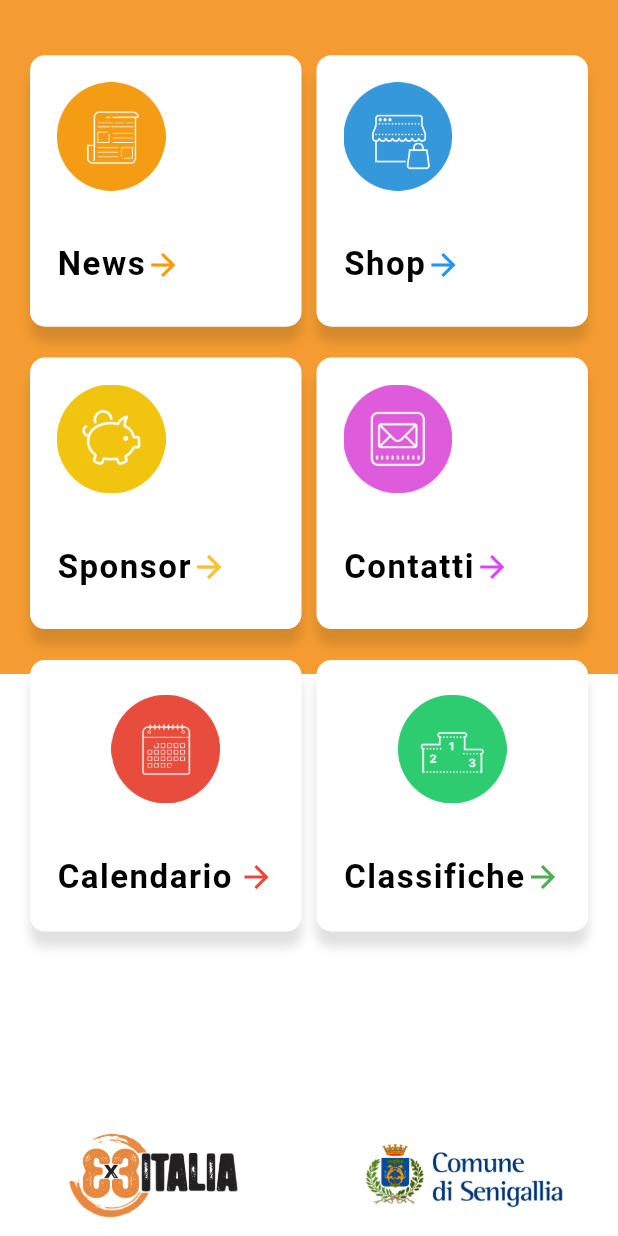
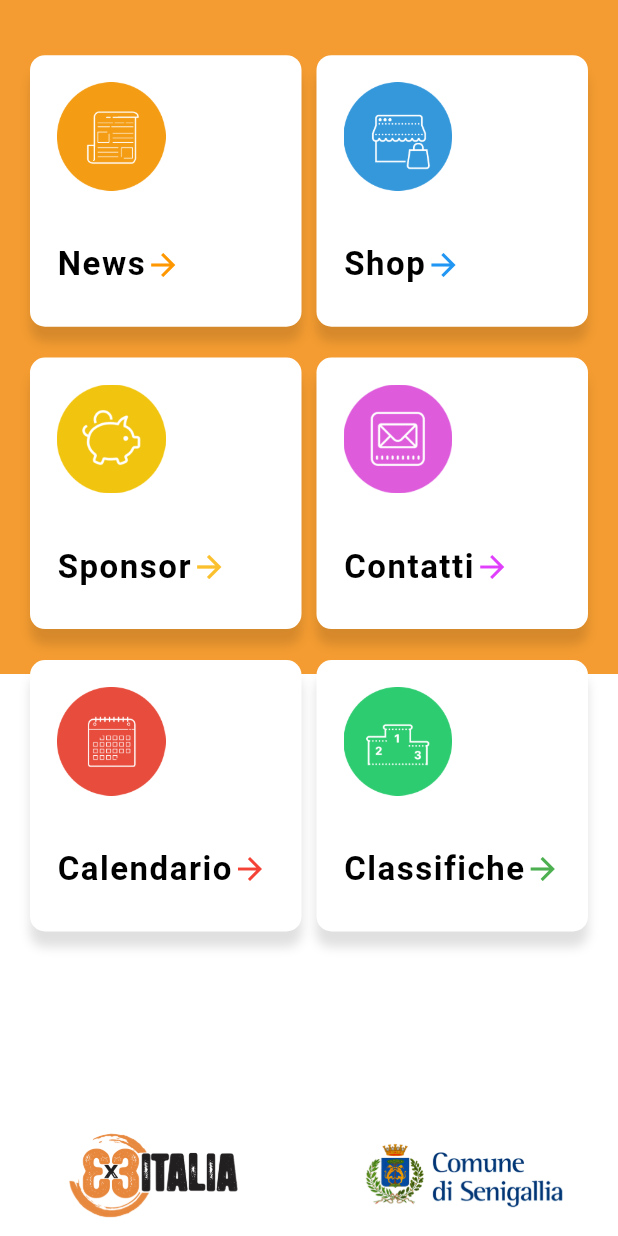
Before and after one commit to nicosanti98/app_kotc, a Flutter app: the screen it shows after launch, scrolled down 256 dp, on a phone screen of 412 x 824 dp. Run offline on Flutter 3.47's test engine with Material 2 defaults, Android fonts, the phone set to English and light mode, and no system bars; drawn by our look-alikes of auto_size_text; our stand-ins replace carousel_slider, connectivity, flutter_countdown_timer, flutter_html, google_maps_flutter, share and 2 more; missing offline and left inert: flutter_plugin_pdf_viewer, wordpress_api.

```diff
--- a/lib/HomePage.dart
+++ b/lib/HomePage.dart
@@ -400,13 +400,9 @@ class HomePage extends StatelessWidget
               children: [
                 Column(
                   children: [
-                    ConstrainedBox(
-                        constraints: BoxConstraints(
-                          minHeight: (MediaQuery.of(context).size.width-50)/2,
-                          minWidth: (MediaQuery.of(context).size.width-50)/2
-                        ),
-                      child:
                     Container(
+                      height: (MediaQuery.of(context).size.width-50)/2,
+                      width: (MediaQuery.of(context).size.width-50)/2,
                       decoration: BoxDecoration(
                         boxShadow: [BoxShadow(color: Colors.black12, blurRadius: 5, offset: Offset(0, 10))],
                         borderRadius: BorderRadius.circular(10),
@@ -428,11 +424,8 @@ class HomePage extends StatelessWidget
                                   children: [
                                     Align(
                                         alignment: Alignment.bottomLeft,
-                                        child: Container(
-                                            width: (MediaQuery.of(context).size.width-170)/2,
-                                          child: AutoSizeText("Calendario", maxLines: 1, style: TextStyle(fontSize: 22, letterSpacing: 1, fontWeight: FontWeight.bold, color: Colors.black),
-                                            textAlign: TextAlign.left,),
-                                     )
+                                        child: AutoSizeText("Calendario", maxLines:1,style: TextStyle(fontSize: 22, letterSpacing: 1, fontWeight: FontWeight.bold, color: Colors.black),
+                                          textAlign: TextAlign.left,)
                                     ),
                                     Container(
                                       child: Icon(Icons.arrow_forward, color: Colors.red),
@@ -444,35 +437,29 @@ class HomePage extends StatelessWidget
                             )
                         ),
 
-                        onPressed: (){
+                        onPressed: ()async{
                           Navigator.push(context,
                               MaterialPageRoute(
                                   builder: (context) => NonDisponibile()));
                         },
                       ),),
-
-                    )
                   ],
                 ),
                 SizedBox(width: 10,),
                 Column(
                   children: [
-                    ConstrainedBox(
-                      constraints: BoxConstraints(
-                        minWidth:(MediaQuery.of(context).size.width-50)/2,
-                        minHeight: (MediaQuery.of(context).size.width-50)/2,
+
+                    Container(
+                      height: (MediaQuery.of(context).size.width-50)/2,
+                      width: (MediaQuery.of(context).size.width-50)/2,
+                      decoration: BoxDecoration(
+                        boxShadow: [BoxShadow(color: Colors.black12, blurRadius: 5, offset: Offset(0, 10))],
+                        borderRadius: BorderRadius.circular(10),
+                        color: Colors.white,
                       ),
-                      child: Container(
-                          decoration: BoxDecoration(
-                          boxShadow: [BoxShadow(color: Colors.black12, blurRadius: 5, offset: Offset(0, 10))],
-                          borderRadius: BorderRadius.circular(10),
-                          color: Colors.white,
-                          ),
-
                       child:
                       TextButton(
-                        child:
-                        Padding(
+                        child:Padding(
                             padding: EdgeInsets.all(10),
                             child: Column(
                               children: [
@@ -486,15 +473,11 @@ class HomePage extends StatelessWidget
                                   children: [
                                     Align(
                                         alignment: Alignment.bottomLeft,
-                                          child: Container(
-                                            width: (MediaQuery.of(context).size.width-170)/2,
-                                            child: AutoSizeText("Classifiche", maxLines: 1, style: TextStyle(fontSize: 22, letterSpacing: 1, fontWeight: FontWeight.bold, color: Colors.black),
-                                              textAlign: TextAlign.left,),
-
-                                       )
+                                        child: AutoSizeText("Classifiche", maxLines:1,style: TextStyle(fontSize: 22, letterSpacing: 1, fontWeight: FontWeight.bold, color: Colors.black),
+                                          textAlign: TextAlign.left,)
                                     ),
                                     Container(
-                                      child: Icon(Icons.arrow_forward, color: Colors.green,),
+                                      child: Icon(Icons.arrow_forward, color: Colors.green),
                                     )
 
                                   ],
@@ -503,13 +486,12 @@ class HomePage extends StatelessWidget
                             )
                         ),
 
-                        onPressed: (){
+                        onPressed: ()async{
                           Navigator.push(context,
                               MaterialPageRoute(
                                   builder: (context) => NonDisponibile()));
                         },
                       ),),
-                    )
 
                   ],
                 )
```
